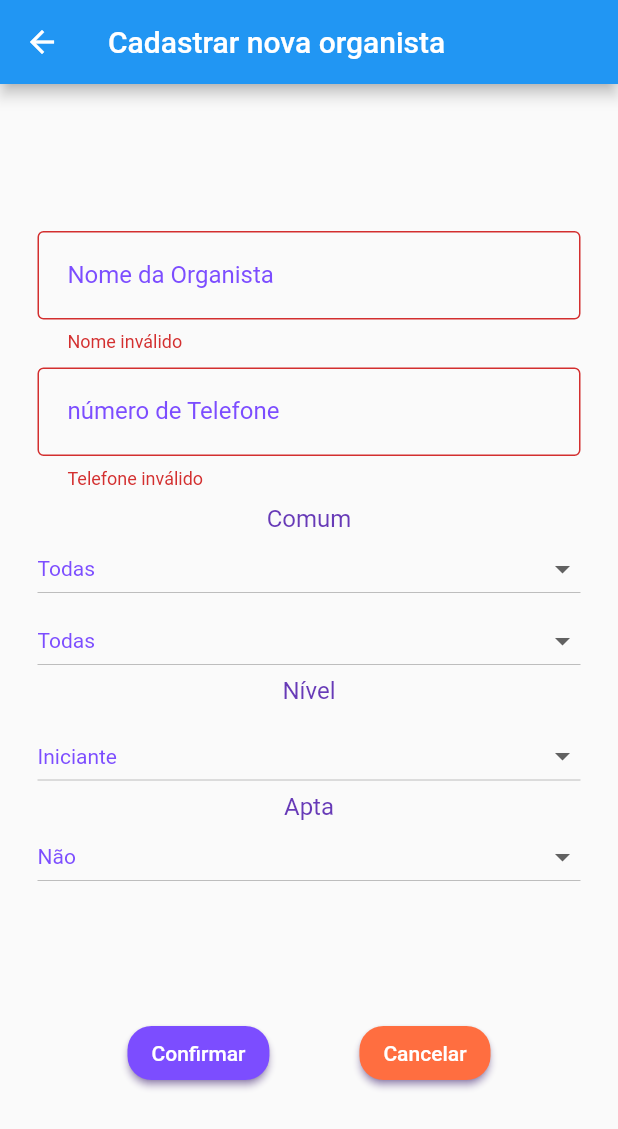
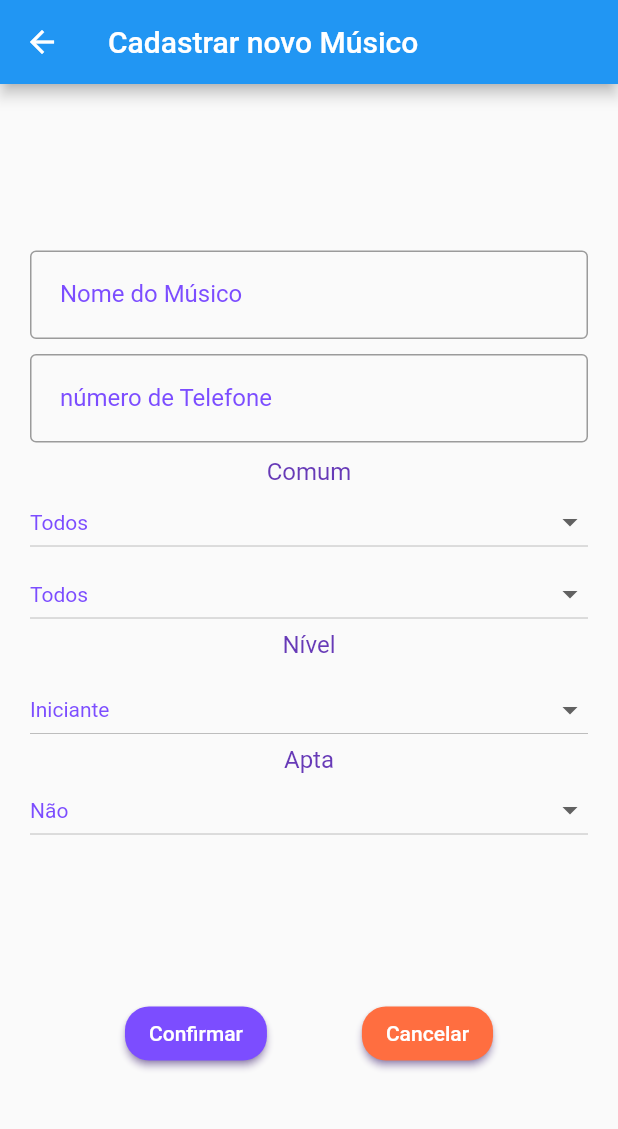
Before and after one commit to Jao-Viquitor/treco, a Flutter app: the CadastrarOrganista screen opened by its route, after a tap on "Confirmar", on a phone screen of 412 x 824 dp. Shown: the top 1129 px of the screen. Run offline on Flutter 3.47's test engine with Material 2 defaults, Android fonts, the phone set to English and light mode, and no system bars; network calls fail.

Commit message:
[uptade] pronto pra apresentar, exceto que não funciona

```diff
--- a/lib/Controller/Provider/Organistas.dart
+++ b/lib/Controller/Provider/Organistas.dart
@@ -1,4 +1,7 @@
+
+
 import 'dart:math';
+
 
 import 'package:flutter/material.dart';
 import 'package:treco/Model/Musicistas/Organista.dart';
--- a/lib/Model/Musicistas/dummy_organista.dart
+++ b/lib/Model/Musicistas/dummy_organista.dart
@@ -3,6 +3,9 @@ import 'package:treco/Model/Musicistas/Organista.dart';
 import 'Examinadora.dart';
 
 const DUMMY_ORGANISTA = {
-  '1': const Examinadora('1', nome: "Manuela", comum: ["Central"], nivel: "Oficlializada", batismo: "Sim", telefone: "40028922", senha: "Mamaco"),
-  '2': const Organista('2', nome: "Héstia", comum: ["Atenas", "Esparta"], nivel: "Oficializada", batismo: "Sim", telefone: "55992177324"),
+  '1': const Examinadora('1', nome: 'Manuela', comum: ['Todas'], nivel: 'Oficializado', batismo: 'Sim', telefone: '40028922', senha: 'Mamaco'),
+  '2': const Organista('2', nome: 'Héstia', comum: ['Atenas', 'Esparta'], nivel: 'Oficializada', batismo: 'Sim', telefone: '55992177324'),
+  '3': const Organista('3', nome: 'Nu Wa', comum: ['Jade', 'Ótris'], nivel: 'Intermediário', batismo: 'Sim', telefone: '55992177324'),
+  '765': const Examinadora('765', nome: 'Athena', comum: ['Todas'], nivel: 'Oficializada', batismo: 'Sim', telefone: '55992177324', senha: 'Repolho'),
+  '8': const Organista('8', nome: 'Nêmesis', comum: ['Atenas', 'Esparta'], nivel: 'Iniciante', batismo: 'Sim', telefone: '55992177324'),
 };
--- a/lib/Model/Rodizio/Rodizio.dart
+++ b/lib/Model/Rodizio/Rodizio.dart
@@ -12,7 +12,7 @@ class Rodizio{
     required this.nome,
     required this.local,
     required this.data,
-    required this.organista
+    required this.organista,
   });
 
 }
--- a/lib/Model/Rodizio/dummy_rodizio.dart
+++ b/lib/Model/Rodizio/dummy_rodizio.dart
@@ -2,6 +2,8 @@ import 'package:treco/Model/Rodizio/Rodizio.dart';
 
 const DUMMY_RODIZIO = {
   '1' : const Rodizio('1', categoria: "categoria", nome: "nome", local: "local", data: "18/10/2021", organista: [""]),
-  '2' : const Rodizio('2', categoria: "Culto", nome: "Culto para Mocidade", local: "Uruguaiana", data: "30/08/2021", organista:  [""]),
-  '3' : const Rodizio('3', categoria: "Especial", nome: "Santa Ceia", local: "Uruguaiana", data: "02/12/2021", organista: [""]),
+  '2' : const Rodizio('2', categoria: "Normal", nome: "Ensaio para Estudo", local: "Valhala", data: "30/08/2021", organista:  ["Apolo","Zeus","Odin","Amaterasu"]),
+  '3' : const Rodizio('3', categoria: "Especial", nome: "Apresentação", local: "Jade", data: "02/12/2021", organista: ["Hou Yi", "Chang'e"]),
+  '4' : const Rodizio('4', categoria: "Normal", nome: "Ensaio para Cordas", local: "Olimpo", data: "02/12/2021", organista: ["Freya", "Jing Wei", "Artio", "Awilix"]),
+  '5' : const Rodizio('5', categoria: "Especial", nome: "Apresentação Yule", local: "Olimpo", data: "02/12/2021", organista: ["Tyr"])
 };
--- a/lib/View/Componentes/CadastrarOrganista.dart
+++ b/lib/View/Componentes/CadastrarOrganista.dart
@@ -16,38 +16,33 @@ class _CadastrarOrganistaState extends State<CadastrarOrganista> {
   late String nivel;
   late String batismo;
   List itens = [
-    "Todas",
-    "Central",
-    "Santo Inácio",
-    "Proficar",
-    "Imbaá",
+    "Todos",
+    "Olimpo",
+    "Valhala",
+    "Jade",
+    "Takam-No-Hara",
   ];
-  List apta = ["Iniciante", "Médio", "Oficializada"];
+  List apta = ["Iniciante", "Médio", "Oficializado"];
   List dois = ["Sim", "Não"];
   late final String nome;
   late final String telefone;
-  final _form = GlobalKey<FormState>();
 
   TextEditingController name = TextEditingController();
   TextEditingController phone = TextEditingController();
-
-  final Map<String, String> _formData = {};
 
   @override
   Widget build(BuildContext context) {
     return Scaffold(
       appBar: AppBar(
-        title: Text("Cadastrar nova organista"),
+        title: Text("Cadastrar novo Músico"),
       ),
       body: Padding(
-        padding: const EdgeInsets.all(25),
+        padding: const EdgeInsets.all(20),
         child: Column(
           mainAxisAlignment: MainAxisAlignment.spaceEvenly,
           children: [
-            Form(
-              key: _form,
-                child: Column(
-                  children: [
+            Column(
+              children: [
                 //Nome
                 Padding(
                   padding: const EdgeInsets.only(bottom: 10),
@@ -58,7 +53,7 @@ class _CadastrarOrganistaState extends State<CadastrarOrganista> {
                     },
                     keyboardType: TextInputType.text,
                     decoration: InputDecoration(
-                      labelText: "Nome da Organista",
+                      labelText: "Nome do Músico",
                       border: OutlineInputBorder(
                           borderSide: BorderSide(color: Colors.deepPurple)),
                       labelStyle: TextStyle(color: Colors.deepPurpleAccent),
@@ -68,13 +63,12 @@ class _CadastrarOrganistaState extends State<CadastrarOrganista> {
                           borderSide: BorderSide(color: Colors.deepPurple)),
                     ),
                     validator: (name) {
-                      if(name == null || name.isEmpty){
+                      if (name == null || name.isEmpty) {
                         return "Nome inválido";
                       }
                       return null;
                     },
-
-                    onSaved: (name) => _formData['nome'] = name!,
+                    onSaved: (name) => nome = name!.toString(),
                   ),
                 ),
                 //telefone
@@ -97,16 +91,19 @@ class _CadastrarOrganistaState extends State<CadastrarOrganista> {
                           borderSide: BorderSide(color: Colors.deepPurple)),
                     ),
                     validator: (phone) {
-                      if(phone == null || phone.isEmpty && phone.length < 11){
+                      if (phone == null || phone.isEmpty && phone.length < 11) {
                         return "Telefone inválido";
                       }
                       return null;
                     },
-                      onSaved: (phone) => _formData['telefone'] = phone!,
+                    onSaved: (phone) => telefone = phone!.toString(),
                   ),
                 ),
                 //Comum
-                Text("Comum", style: TextStyle(fontSize: 16, color: Colors.deepPurple),),
+                Text(
+                  "Comum",
+                  style: TextStyle(fontSize: 16, color: Colors.deepPurple),
+                ),
                 Container(
                   child: DropdownButton(
                     hint: Text("Escolha uma opção: "),
@@ -147,7 +144,10 @@ class _CadastrarOrganistaState extends State<CadastrarOrganista> {
                   ),
                 ),
                 //Nível
-                Text("Nível", style: TextStyle(fontSize: 16, color: Colors.deepPurple),),
+                Text(
+                  "Nível",
+                  style: TextStyle(fontSize: 16, color: Colors.deepPurple),
+                ),
                 Padding(
                   padding: const EdgeInsets.only(top: 10),
                   child: Container(
@@ -171,7 +171,10 @@ class _CadastrarOrganistaState extends State<CadastrarOrganista> {
                   ),
                 ),
                 //batismo
-                Text("Apta", style: TextStyle(fontSize: 16, color: Colors.deepPurple),),
+                Text(
+                  "Apta",
+                  style: TextStyle(fontSize: 16, color: Colors.deepPurple),
+                ),
                 Padding(
                   padding: const EdgeInsets.only(bottom: 10),
                   child: Container(
@@ -195,20 +198,20 @@ class _CadastrarOrganistaState extends State<CadastrarOrganista> {
                   ),
                 ),
               ],
-            )),
+            ),
             Row(
               mainAxisAlignment: MainAxisAlignment.spaceEvenly,
-              crossAxisAlignment: CrossAxisAlignment.center,
+
               children: [
                 ElevatedButton(
                     onPressed: () {
-                      final isValid = _form.currentState!.validate();
-
-                      if(isValid) {
-                        _form.currentState!.save();
-                        Provider.of<OrganistaProvider>(context).adicionaNovo(nome, nivel, [comum1, comum2], batismo, telefone);
-                        Navigator.of(context).pop();
-                      }
+                      Provider.of<OrganistaProvider>(context).adicionaNovo(
+                          nome.toString(),
+                          nivel.toString(),
+                          [comum1.toString(), comum2.toString()],
+                          batismo.toString(),
+                          telefone.toString());
+                      Navigator.of(context).pop();
                     },
                     child: const Text("Confirmar"),
                     style: ElevatedButton.styleFrom(
@@ -231,6 +234,7 @@ class _CadastrarOrganistaState extends State<CadastrarOrganista> {
           ],
         ),
       ),
+      resizeToAvoidBottomInset: false,
     );
   }
 
--- a/lib/View/Componentes/OrganistasTile.dart
+++ b/lib/View/Componentes/OrganistasTile.dart
@@ -18,9 +18,7 @@ class OrganistasTile extends StatelessWidget {
           subtitle: Text(tocar.nivel + "\n" + tocar.comum.toString()),
           isThreeLine: true,
           onTap: () => {
-          Navigator.of(context).pushNamed(
-            Rotas.ORGANISTA_FORM, arguments: tocar
-          ),
+          _showMyDialog(tocar, context)
           },
         ),
     );
```
Also changed, not shown: lib/Controller/Provider/Rodizios.dart (+13 -0 lines), lib/View/Componentes/CadastrarRodizio.dart (added, +270 -0 lines), lib/View/ViewExaminadora/HomeOrganista.dart (+17 -8 lines).
